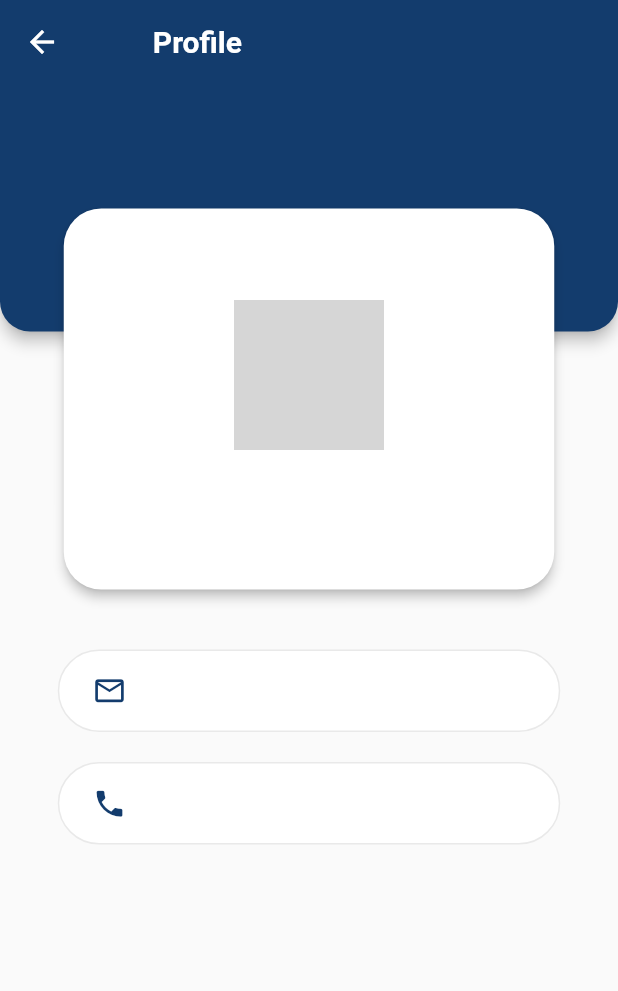
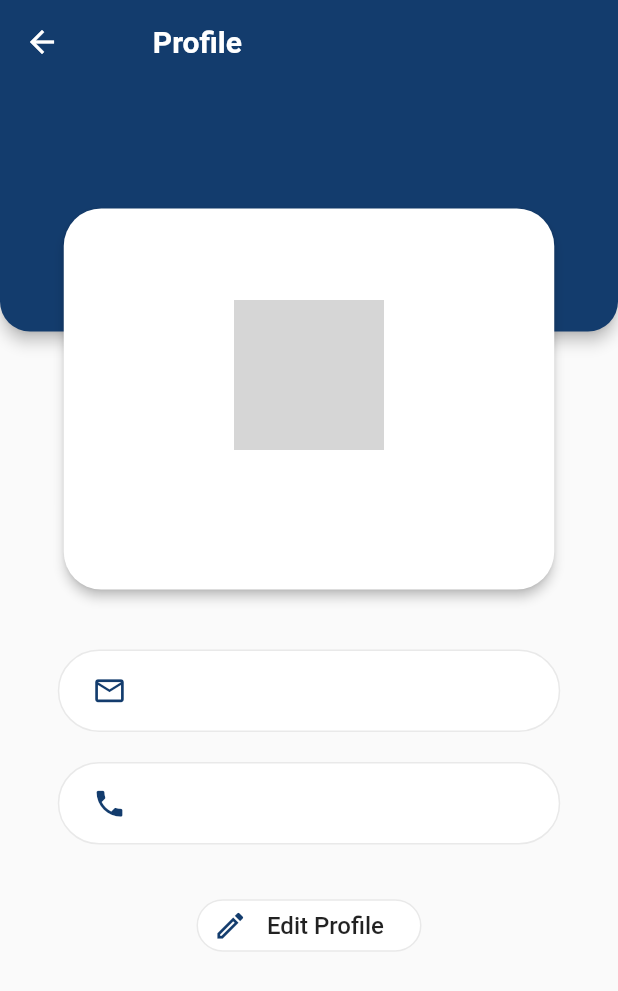
Before and after one commit to vaibhavagrwal/lost_found_app, a Flutter app: the ProfileScreen screen opened directly, on a phone screen of 412 x 824 dp. Shown: the top 991 px of the screen. Run offline on Flutter 3.47's test engine with Material 2 defaults, Android fonts, the light colour scheme and no system bars; our stand-ins replace cached_network_image, cloud_firestore, firebase_auth, firebase_core, firebase_storage, font_awesome_flutter and 2 more; accounts and stored records are empty; network calls fail; Roboto replaces fonts that are missing (Poppins-Regular); grey boxes are pictures that could not be loaded.

Commit message:
Edit Profile UI Added

```diff
--- a/lib/screens/profile_screen.dart
+++ b/lib/screens/profile_screen.dart
@@ -1,6 +1,7 @@
 import 'package:cached_network_image/cached_network_image.dart';
 import 'package:flutter/material.dart';
 import 'package:google_fonts/google_fonts.dart';
+import 'package:lost_found_app/screens/edit_profile_screen.dart';
 import 'package:lost_found_app/util/constants.dart';
 import 'package:lost_found_app/util/screen_size.dart';
 
@@ -98,6 +99,56 @@ class _ProfileScreenState extends State<ProfileScreen> {
               height: 20.0 * ScreenSize.heightMultiplyingFactor,
             ),
             smallBox(Icons.phone, userPhone),
+            SizedBox(
+              height: 30.0 * ScreenSize.heightMultiplyingFactor,
+            ),
+            MaterialButton(
+              onPressed: () {
+                Navigator.push(
+                    context,
+                    MaterialPageRoute(
+                      builder: (context) => EditProfileScreen(),
+                    ));
+              },
+              child: Container(
+                width: 150.0 * ScreenSize.widthMultiplyingFactor,
+                padding: EdgeInsets.fromLTRB(
+                  10.0 * ScreenSize.widthMultiplyingFactor,
+                  5.0 * ScreenSize.heightMultiplyingFactor,
+                  10.0 * ScreenSize.widthMultiplyingFactor,
+                  5.0 * ScreenSize.heightMultiplyingFactor,
+                ),
+                decoration: BoxDecoration(
+                  borderRadius: BorderRadius.circular(50.0),
+                  border: Border.all(
+                    color: Color(0xFFE9E9E9),
+                    width: 1.0,
+                  ),
+                  color: Colors.white,
+                ),
+                child: Row(
+                  mainAxisAlignment: MainAxisAlignment.start,
+                  crossAxisAlignment: CrossAxisAlignment.center,
+                  children: [
+                    Icon(
+                      Icons.edit_outlined,
+                      color: Color.fromRGBO(19, 60, 109, 1),
+                      size: 23.0 * ScreenSize.heightMultiplyingFactor,
+                    ),
+                    SizedBox(
+                      width: 13.0 * ScreenSize.widthMultiplyingFactor,
+                    ),
+                    Text(
+                      "Edit Profile",
+                      style: TextStyle(
+                        fontFamily: 'Poppins-Regular',
+                        fontSize: 16.0 * ScreenSize.heightMultiplyingFactor,
+                      ),
+                    ),
+                  ],
+                ),
+              ),
+            ),
           ],
         ),
       ),
```
Also changed, not shown: lib/screens/edit_profile_screen.dart (added, +265 -0 lines).
